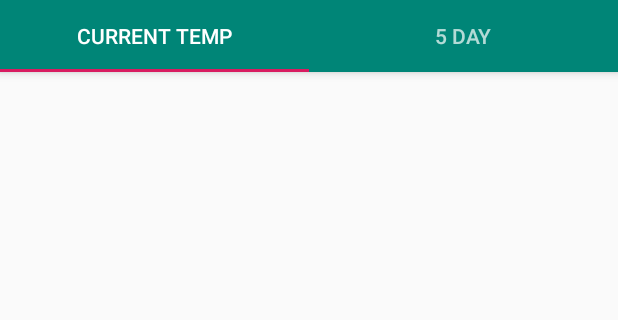
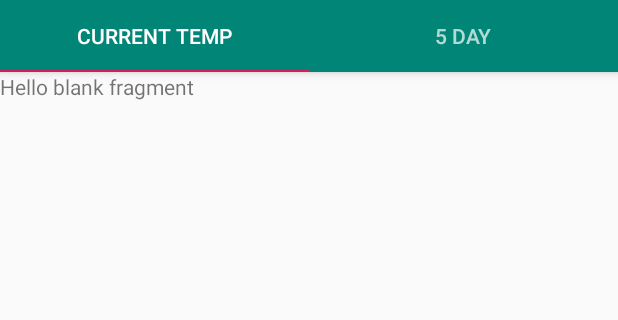
Before and after one commit to ronjdaugherty34/WeatherAppCodeChallenge, an Android app: the screen it shows after launch (MainActivity), on a phone screen of 412 x 824 dp, the part 89-409 px from its top. Run offline under Robolectric (Android 15) with nearby library versions, the phone set to English and light mode, and no system bars.

Commit message:
refactored code to switch fragments dynamically instead of using static fragment

```diff
--- a/app/build.gradle
+++ b/app/build.gradle
@@ -24,12 +24,13 @@ android {
 
 dependencies {
     implementation fileTree(dir: 'libs', include: ['*.jar'])
-    implementation"org.jetbrains.kotlin:kotlin-stdlib-jdk7:$kotlin_version"
+    implementation "org.jetbrains.kotlin:kotlin-stdlib-jdk7:$kotlin_version"
     implementation 'androidx.appcompat:appcompat:1.0.2'
     implementation 'androidx.core:core-ktx:1.0.1'
     implementation 'com.google.android.material:material:1.0.0'
     implementation 'androidx.constraintlayout:constraintlayout:1.1.3'
     implementation 'androidx.lifecycle:lifecycle-extensions:2.0.0'
+    implementation 'androidx.legacy:legacy-support-v4:1.0.0'
     testImplementation 'junit:junit:4.12'
     androidTestImplementation 'androidx.test:runner:1.1.1'
     androidTestImplementation 'androidx.test.espresso:espresso-core:3.1.1'
--- a/app/src/main/java/com/rondaugherty/weatherappcodechallenge/MainActivity.kt
+++ b/app/src/main/java/com/rondaugherty/weatherappcodechallenge/MainActivity.kt
@@ -16,7 +16,7 @@ class MainActivity : AppCompatActivity() {
         viewPager.adapter = sectionsPagerAdapter
         val tabs: TabLayout = findViewById(R.id.tabs)
         tabs.setupWithViewPager(viewPager)
-        //
+
 
 
 
--- /dev/null
+++ b/app/src/main/java/com/rondaugherty/weatherappcodechallenge/fragments/CurrentTempFragment.kt
@@ -0,0 +1,31 @@
+package com.rondaugherty.weatherappcodechallenge.fragments
+
+
+import android.os.Bundle
+import android.view.LayoutInflater
+import android.view.View
+import android.view.ViewGroup
+import androidx.fragment.app.Fragment
+import com.rondaugherty.weatherappcodechallenge.R
+
+// TODO: Rename parameter arguments, choose names that match
+// the fragment initialization parameters, e.g. ARG_ITEM_NUMBER
+private const val ARG_PARAM1 = "param1"
+private const val ARG_PARAM2 = "param2"
+
+/**
+ * A simple [Fragment] subclass.
+ *
+ */
+class CurrentTempFragment : Fragment() {
+
+    override fun onCreateView(
+        inflater: LayoutInflater, container: ViewGroup?,
+        savedInstanceState: Bundle?
+    ): View? {
+        // Inflate the layout for this fragment
+        return inflater.inflate(R.layout.fragment_current_temp, container, false)
+    }
+
+
+}
--- /dev/null
+++ b/app/src/main/java/com/rondaugherty/weatherappcodechallenge/fragments/FiveDayForecastFragment.kt
@@ -0,0 +1,31 @@
+package com.rondaugherty.weatherappcodechallenge.fragments
+
+
+import android.os.Bundle
+import android.view.LayoutInflater
+import android.view.View
+import android.view.ViewGroup
+import androidx.fragment.app.Fragment
+import com.rondaugherty.weatherappcodechallenge.R
+
+// TODO: Rename parameter arguments, choose names that match
+// the fragment initialization parameters, e.g. ARG_ITEM_NUMBER
+private const val ARG_PARAM1 = "param1"
+private const val ARG_PARAM2 = "param2"
+
+/**
+ * A simple [Fragment] subclass.
+ *
+ */
+class FiveDayForecastFragment : Fragment() {
+
+    override fun onCreateView(
+        inflater: LayoutInflater, container: ViewGroup?,
+        savedInstanceState: Bundle?
+    ): View? {
+        // Inflate the layout for this fragment
+        return inflater.inflate(R.layout.fragment_five_day_forecast, container, false)
+    }
+
+
+}
--- a/app/src/main/java/com/rondaugherty/weatherappcodechallenge/ui/main/SectionsPagerAdapter.kt
+++ b/app/src/main/java/com/rondaugherty/weatherappcodechallenge/ui/main/SectionsPagerAdapter.kt
@@ -5,6 +5,8 @@ import androidx.fragment.app.Fragment
 import androidx.fragment.app.FragmentManager
 import androidx.fragment.app.FragmentPagerAdapter
 import com.rondaugherty.weatherappcodechallenge.R
+import com.rondaugherty.weatherappcodechallenge.fragments.CurrentTempFragment
+import com.rondaugherty.weatherappcodechallenge.fragments.FiveDayForecastFragment
 
 private val TAB_TITLES = arrayOf(
     R.string.tab_text_1,
@@ -17,11 +19,17 @@ private val TAB_TITLES = arrayOf(
  */
 class SectionsPagerAdapter(private val context: Context, fm: FragmentManager) : FragmentPagerAdapter(fm) {
 
-    override fun getItem(position: Int): Fragment {
+    override fun getItem(position: Int): Fragment =
+
+        when (position){
+            0 -> CurrentTempFragment()
+            1 -> FiveDayForecastFragment()
+            else -> {CurrentTempFragment()}
+        }
         // getItem is called to instantiate the fragment for the given page.
         // Return a PlaceholderFragment (defined as a static inner class below).
-        return PlaceholderFragment.newInstance(position + 1)
-    }
+        //return PlaceholderFragment.newInstance(position + 1)
+
 
     override fun getPageTitle(position: Int): CharSequence? {
         return context.resources.getString(TAB_TITLES[position])
--- /dev/null
+++ b/app/src/main/res/layout/fragment_current_temp.xml
@@ -0,0 +1,14 @@
+<?xml version="1.0" encoding="utf-8"?>
+<FrameLayout xmlns:android="http://schemas.android.com/apk/res/android"
+             xmlns:tools="http://schemas.android.com/tools"
+             android:layout_width="match_parent"
+             android:layout_height="match_parent"
+             tools:context=".fragments.CurrentTempFragment">
+
+    <!-- TODO: Update blank fragment layout -->
+    <TextView
+            android:layout_width="match_parent"
+            android:layout_height="match_parent"
+            android:text="@string/hello_blank_fragment"/>
+
+</FrameLayout>
--- a/app/src/main/res/values/strings.xml
+++ b/app/src/main/res/values/strings.xml
@@ -2,4 +2,7 @@
     <string name="app_name">WeatherAppCodeChallenge</string>
     <string name="tab_text_1">Current Temp</string>
     <string name="tab_text_2">5 Day</string>
+
+    <!-- TODO: Remove or change this placeholder text -->
+    <string name="hello_blank_fragment">Hello blank fragment</string>
 </resources>
```
Also changed, not shown: app/src/main/res/layout/fragment_five_day_forecast.xml (added, +14 -0 lines).
